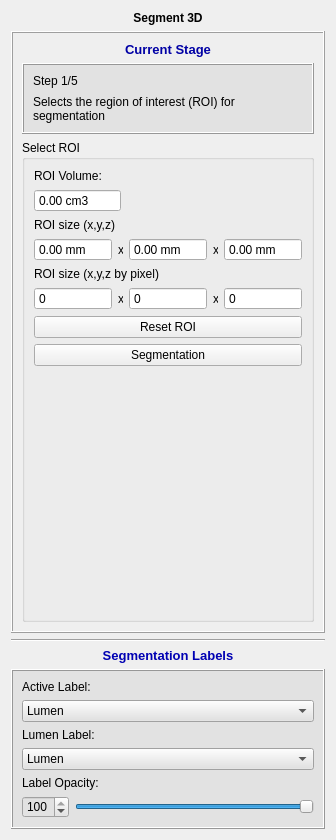
Above: codes/UI/ModuleWidget.ui from wuzhuobin/PlaqueQuant before the change. Below: the same form after it.
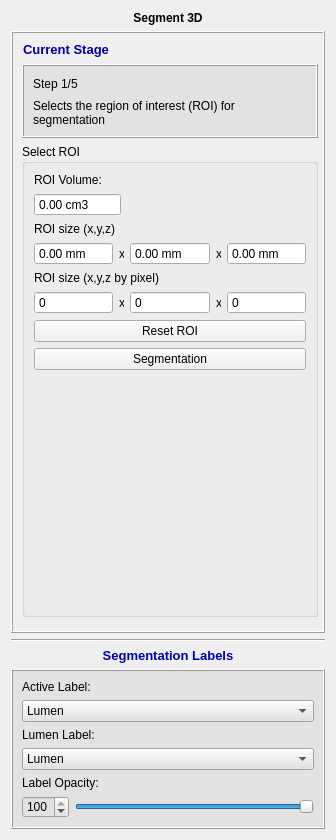
That is the form after the change. The open tabs and pages were chosen to show the change. Icons and pictures are not drawn.

What changed in the file:
```diff
--- a/codes/UI/ModuleWidget.ui
+++ b/codes/UI/ModuleWidget.ui
@@ -67,9 +67,15 @@
       <number>1</number>
      </property>
      <widget class="QWidget" name="page">
-      <layout class="QVBoxLayout" name="verticalLayout">
-       <item>
         <widget class="QLabel" name="label_37">
+       <property name="geometry">
+        <rect>
+         <x>9</x>
+         <y>9</y>
+         <width>88</width>
+         <height>16</height>
+        </rect>
+       </property>
          <property name="font">
           <font>
            <pointsize>10</pointsize>
@@ -84,9 +90,15 @@
           <set>Qt::AlignCenter</set>
          </property>
         </widget>
-       </item>
-       <item>
         <widget class="QFrame" name="frame_9">
+       <property name="geometry">
+        <rect>
+         <x>9</x>
+         <y>31</y>
+         <width>296</width>
+         <height>74</height>
+        </rect>
+       </property>
          <property name="minimumSize">
           <size>
            <width>0</width>
@@ -150,9 +162,15 @@
           </item>
          </layout>
         </widget>
-       </item>
-       <item>
         <widget class="QGroupBox" name="groupBox">
+       <property name="geometry">
+        <rect>
+         <x>9</x>
+         <y>111</y>
+         <width>296</width>
+         <height>473</height>
+        </rect>
+       </property>
          <property name="title">
           <string>Select ROI</string>
          </property>
@@ -420,8 +438,6 @@
          <zorder>verticalSpacer_8</zorder>
          <zorder>label_19</zorder>
         </widget>
-       </item>
-      </layout>
      </widget>
      <widget class="QWidget" name="page_2">
       <layout class="QVBoxLayout" name="verticalLayout_7">
```
Left out of the diff: 2 changed lines with no effect on the pictures. Lines whose indentation alone changed are shown as unchanged.
